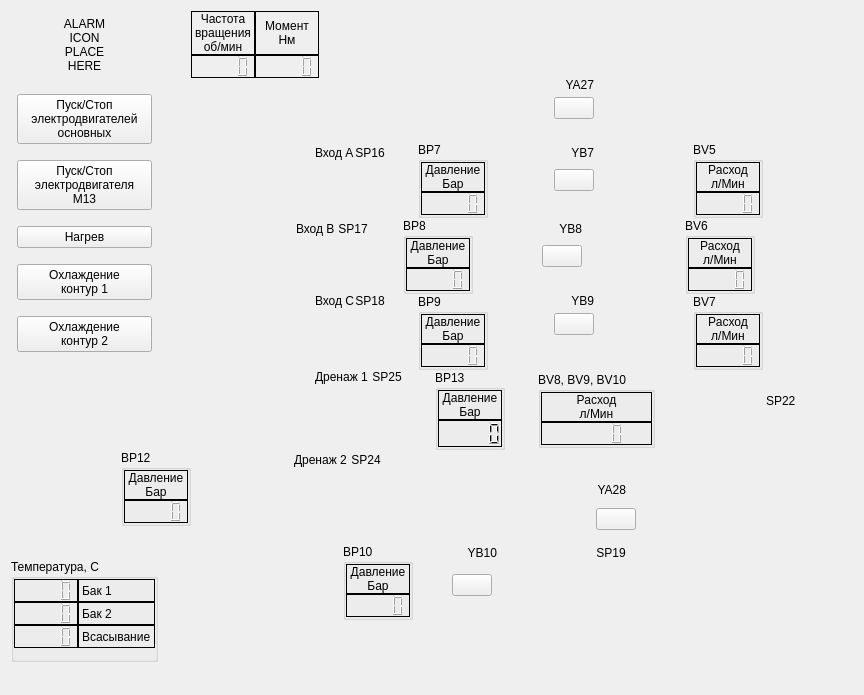
Above: pumps_manual_control.ui from firef0xff/SSHGS01 before the change. Below: the same form after it.
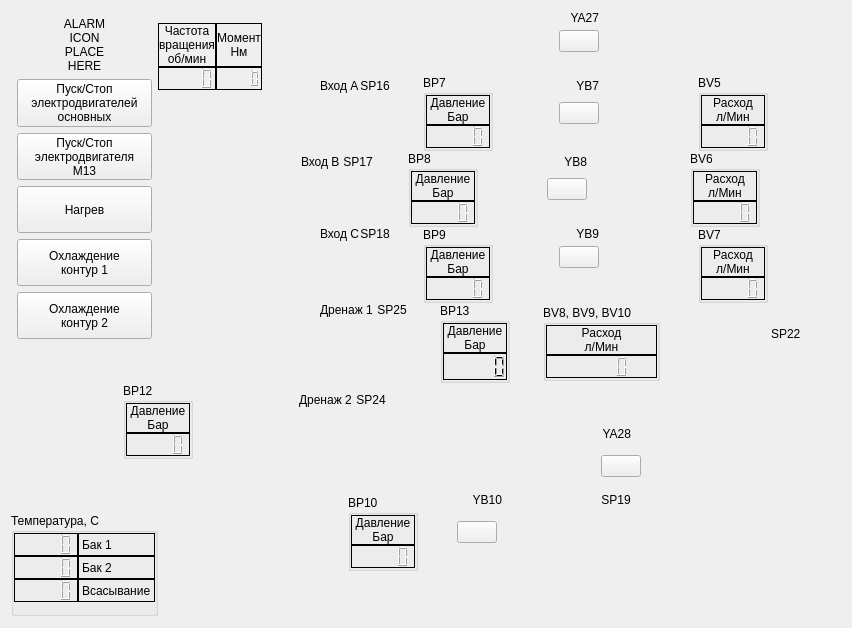
That is the form after the change. Icons and pictures are not drawn.

Commit message:
добавил iss скрипт под контроль версий, организовал соместимую сборку для XP. отладка интерфейса
1ч

```diff
--- a/pumps_manual_control.ui
+++ b/pumps_manual_control.ui
@@ -6,8 +6,8 @@
    <rect>
     <x>0</x>
     <y>0</y>
-    <width>864</width>
-    <height>695</height>
+    <width>852</width>
+    <height>628</height>
    </rect>
   </property>
   <property name="windowTitle">
@@ -31,23 +31,81 @@
      <property name="spacing">
       <number>0</number>
      </property>
-     <item row="4" column="3">
-      <spacer name="verticalSpacer_5">
-       <property name="orientation">
-        <enum>Qt::Vertical</enum>
+     <item row="2" column="2" colspan="3">
+      <layout class="QGridLayout" name="MainEngineStat">
+       <property name="spacing">
+        <number>0</number>
        </property>
-       <property name="sizeType">
-        <enum>QSizePolicy::Expanding</enum>
-       </property>
-       <property name="sizeHint" stdset="0">
-        <size>
-         <width>10</width>
-         <height>80</height>
-        </size>
-       </property>
-      </spacer>
+       <item row="0" column="1">
+        <widget class="QLabel" name="label_7">
+         <property name="sizePolicy">
+          <sizepolicy hsizetype="Preferred" vsizetype="Preferred">
+           <horstretch>0</horstretch>
+           <verstretch>0</verstretch>
+          </sizepolicy>
+         </property>
+         <property name="frameShape">
+          <enum>QFrame::Box</enum>
+         </property>
+         <property name="text">
+          <string>Момент
+Нм</string>
+         </property>
+         <property name="alignment">
+          <set>Qt::AlignCenter</set>
+         </property>
+        </widget>
+       </item>
+       <item row="0" column="0">
+        <widget class="QLabel" name="label_10">
+         <property name="sizePolicy">
+          <sizepolicy hsizetype="Preferred" vsizetype="Preferred">
+           <horstretch>0</horstretch>
+           <verstretch>0</verstretch>
+          </sizepolicy>
+         </property>
+         <property name="frameShape">
+          <enum>QFrame::Box</enum>
+         </property>
+         <property name="text">
+          <string>Частота
+вращения
+об/мин</string>
+         </property>
+         <property name="alignment">
+          <set>Qt::AlignCenter</set>
+         </property>
+        </widget>
+       </item>
+       <item row="1" column="0">
+        <widget class="QLCDNumber" name="lcdNumber_5">
+         <property name="sizePolicy">
+          <sizepolicy hsizetype="Preferred" vsizetype="Fixed">
+           <horstretch>0</horstretch>
+           <verstretch>0</verstretch>
+          </sizepolicy>
+         </property>
+         <property name="frameShadow">
+          <enum>QFrame::Plain</enum>
+         </property>
+        </widget>
+       </item>
+       <item row="1" column="1">
+        <widget class="QLCDNumber" name="lcdNumber_6">
+         <property name="sizePolicy">
+          <sizepolicy hsizetype="Preferred" vsizetype="Preferred">
+           <horstretch>0</horstretch>
+           <verstretch>0</verstretch>
+          </sizepolicy>
+         </property>
+         <property name="frameShadow">
+          <enum>QFrame::Plain</enum>
+         </property>
+        </widget>
+       </item>
+      </layout>
      </item>
-     <item row="6" column="3" rowspan="2">
+     <item row="5" column="3" rowspan="2">
       <widget class="QLabel" name="label_67">
        <property name="sizePolicy">
         <sizepolicy hsizetype="Fixed" vsizetype="Fixed">
@@ -75,7 +133,7 @@
        </property>
       </widget>
      </item>
-     <item row="10" column="6">
+     <item row="9" column="6">
       <layout class="QGridLayout" name="INP_C">
        <property name="spacing">
         <number>0</number>
@@ -536,7 +594,7 @@
        </item>
       </layout>
      </item>
-     <item row="9" column="3" rowspan="6">
+     <item row="8" column="3" rowspan="7">
       <widget class="QLabel" name="label_9">
        <property name="sizePolicy">
         <sizepolicy hsizetype="Fixed" vsizetype="Expanding">
@@ -558,7 +616,7 @@
        </property>
       </widget>
      </item>
-     <item row="8" column="2">
+     <item row="7" column="2">
       <widget class="QLabel" name="label_8">
        <property name="sizePolicy">
         <sizepolicy hsizetype="Fixed" vsizetype="Fixed">
@@ -580,7 +638,7 @@
        </property>
       </widget>
      </item>
-     <item row="12" column="5" rowspan="5" colspan="2">
+     <item row="11" column="5" rowspan="6" colspan="2">
       <layout class="QGridLayout" name="Control">
        <property name="spacing">
         <number>0</number>
@@ -790,7 +848,7 @@
        <item row="2" column="12">
         <widget class="QLabel" name="label_144">
          <property name="sizePolicy">
-          <sizepolicy hsizetype="Fixed" vsizetype="Preferred">
+          <sizepolicy hsizetype="Preferred" vsizetype="Preferred">
            <horstretch>0</horstretch>
            <verstretch>0</verstretch>
           </sizepolicy>
@@ -1195,7 +1253,7 @@
        <item row="4" column="7">
         <widget class="QLabel" name="label_134">
          <property name="sizePolicy">
-          <sizepolicy hsizetype="Fixed" vsizetype="Preferred">
+          <sizepolicy hsizetype="Preferred" vsizetype="Preferred">
            <horstretch>0</horstretch>
            <verstretch>0</verstretch>
           </sizepolicy>
@@ -1287,7 +1345,7 @@
        </item>
       </layout>
      </item>
-     <item row="5" column="3">
+     <item row="4" column="3">
       <widget class="QLabel" name="label_96">
        <property name="sizePolicy">
         <sizepolicy hsizetype="Fixed" vsizetype="Fixed">
@@ -1309,7 +1367,7 @@
        </property>
       </widget>
      </item>
-     <item row="12" column="1" rowspan="2" colspan="2">
+     <item row="11" column="1" rowspan="2" colspan="2">
       <widget class="QGroupBox" name="BP12_11">
        <property name="sizePolicy">
         <sizepolicy hsizetype="Preferred" vsizetype="Fixed">
@@ -1363,7 +1421,7 @@
        </layout>
       </widget>
      </item>
-     <item row="3" column="8">
+     <item row="2" column="7">
       <spacer name="horizontalSpacer_10">
        <property name="orientation">
         <enum>Qt::Horizontal</enum>
@@ -1392,7 +1450,7 @@
        </property>
       </spacer>
      </item>
-     <item row="11" column="6">
+     <item row="10" column="6">
       <layout class="QGridLayout" name="D1">
        <property name="spacing">
         <number>0</number>
@@ -1778,7 +1836,7 @@
        </property>
       </widget>
      </item>
-     <item row="2" column="6" rowspan="5">
+     <item row="1" column="6" rowspan="5">
       <layout class="QGridLayout" name="INP_A">
        <property name="spacing">
         <number>0</number>
@@ -2366,7 +2424,7 @@
        </item>
       </layout>
      </item>
-     <item row="7" column="5" rowspan="3" colspan="2">
+     <item row="6" column="5" rowspan="3" colspan="2">
       <layout class="QGridLayout" name="INP_B">
        <property name="spacing">
         <number>0</number>
@@ -2837,29 +2895,7 @@
        </item>
       </layout>
      </item>
-     <item row="14" column="2">
-      <widget class="QLabel" name="label_42">
-       <property name="sizePolicy">
-        <sizepolicy hsizetype="Preferred" vsizetype="Fixed">
-         <horstretch>0</horstretch>
-         <verstretch>0</verstretch>
-        </sizepolicy>
-       </property>
-       <property name="minimumSize">
-        <size>
-         <width>33</width>
-         <height>33</height>
-        </size>
-       </property>
-       <property name="styleSheet">
-        <string notr="true">border-image: url(:/img/Endl(32x32).png);</string>
-       </property>
-       <property name="text">
-        <string/>
-       </property>
-      </widget>
-     </item>
-     <item row="10" column="5">
+     <item row="9" column="5">
       <spacer name="horizontalSpacer_5">
        <property name="orientation">
         <enum>Qt::Horizontal</enum>
@@ -2875,107 +2911,7 @@
        </property>
       </spacer>
      </item>
-     <item row="0" column="3" colspan="5">
-      <layout class="QHBoxLayout" name="horizontalLayout_2">
-       <property name="spacing">
-        <number>6</number>
-       </property>
-       <property name="rightMargin">
-        <number>0</number>
-       </property>
-       <item>
-        <layout class="QGridLayout" name="MainEngineStat">
-         <property name="spacing">
-          <number>0</number>
-         </property>
-         <item row="0" column="1">
-          <widget class="QLabel" name="label_7">
-           <property name="sizePolicy">
-            <sizepolicy hsizetype="Preferred" vsizetype="Preferred">
-             <horstretch>0</horstretch>
-             <verstretch>0</verstretch>
-            </sizepolicy>
-           </property>
-           <property name="frameShape">
-            <enum>QFrame::Box</enum>
-           </property>
-           <property name="text">
-            <string>Момент
-Нм</string>
-           </property>
-           <property name="alignment">
-            <set>Qt::AlignCenter</set>
-           </property>
-          </widget>
-         </item>
-         <item row="0" column="0">
-          <widget class="QLabel" name="label_10">
-           <property name="sizePolicy">
-            <sizepolicy hsizetype="Preferred" vsizetype="Preferred">
-             <horstretch>0</horstretch>
-             <verstretch>0</verstretch>
-            </sizepolicy>
-           </property>
-           <property name="frameShape">
-            <enum>QFrame::Box</enum>
-           </property>
-           <property name="text">
-            <string>Частота
-вращения
-об/мин</string>
-           </property>
-           <property name="alignment">
-            <set>Qt::AlignCenter</set>
-           </property>
-          </widget>
-         </item>
-         <item row="1" column="0">
-          <widget class="QLCDNumber" name="lcdNumber_5">
-           <property name="sizePolicy">
-            <sizepolicy hsizetype="Preferred" vsizetype="Fixed">
-             <horstretch>0</horstretch>
-             <verstretch>0</verstretch>
-            </sizepolicy>
-           </property>
-           <property name="frameShadow">
-            <enum>QFrame::Plain</enum>
-           </property>
-          </widget>
-         </item>
-         <item row="1" column="1">
-          <widget class="QLCDNumber" name="lcdNumber_6">
-           <property name="sizePolicy">
-            <sizepolicy hsizetype="Preferred" vsizetype="Preferred">
-             <horstretch>0</horstretch>
-             <verstretch>0</verstretch>
-            </sizepolicy>
-           </property>
-           <property name="frameShadow">
-            <enum>QFrame::Plain</enum>
-           </property>
-          </widget>
-         </item>
-        </layout>
-       </item>
-       <item>
-        <spacer name="horizontalSpacer_8">
-         <property name="orientation">
-          <enum>Qt::Horizontal</enum>
-         </property>
-         <property name="sizeType">
-          <enum>QSizePolicy::Expanding</enum>
-         </property>
-         <property name="sizeHint" stdset="0">
-          <size>
-           <width>40</width>
-           <height>20</height>
-          </size>
-         </property>
-        </spacer>
-       </item>
-      </layout>
-     </item>
-     <item row="8" column="3">
+     <item row="7" column="3">
       <widget class="QLabel" name="label_95">
        <property name="sizePolicy">
         <sizepolicy hsizetype="Fixed" vsizetype="Fixed">
@@ -2997,7 +2933,7 @@
        </property>
       </widget>
      </item>
-     <item row="8" column="4">
+     <item row="7" column="4">
       <widget class="QLabel" name="label_62">
        <property name="sizePolicy">
         <sizepolicy hsizetype="Fixed" vsizetype="Fixed">
@@ -3019,7 +2955,7 @@
        </property>
       </widget>
      </item>
-     <item row="9" column="2" rowspan="3">
+     <item row="8" column="2" rowspan="3">
       <widget class="QLabel" name="label_100">
        <property name="sizePolicy">
         <sizepolicy hsizetype="Fixed" vsizetype="Expanding">
@@ -3069,79 +3005,6 @@
        </property>
       </widget>
      </item>
-     <item row="2" column="0" rowspan="9" colspan="2">
-      <layout class="QVBoxLayout" name="ButtonBox">
-       <property name="spacing">
-        <number>6</number>
-       </property>
-       <property name="leftMargin">
-        <number>6</number>
-       </property>
-       <property name="topMargin">
-        <number>6</number>
-       </property>
-       <property name="rightMargin">
-        <number>6</number>
-       </property>
-       <property name="bottomMargin">
-        <number>6</number>
-       </property>
-       <item>
-        <widget class="QPushButton" name="EngineStartStop">
-         <property name="text">
-          <string>Пуск/Стоп
-электродвигателей
-основных</string>
-         </property>
-        </widget>
-       </item>
-       <item>
-        <widget class="QPushButton" name="M13StartStop">
-         <property name="text">
-          <string>Пуск/Стоп
-электродвигателя
-M13</string>
-         </property>
-        </widget>
-       </item>
-       <item>
-        <widget class="QPushButton" name="Warming">
-         <property name="text">
-          <string>Нагрев</string>
-         </property>
-        </widget>
-       </item>
-       <item>
-        <widget class="QPushButton" name="Cooling1">
-         <property name="text">
-          <string>Охлаждение
-контур 1</string>
-         </property>
-        </widget>
-       </item>
-       <item>
-        <widget class="QPushButton" name="Cooling2">
-         <property name="text">
-          <string>Охлаждение
-контур 2</string>
-         </property>
-        </widget>
-       </item>
-      </layout>
-     </item>
-     <item row="0" column="0" colspan="2">
-      <widget class="QLabel" name="Alarm">
-       <property name="text">
-        <string>ALARM
-ICON
-PLACE
-HERE</string>
-       </property>
-       <property name="alignment">
-        <set>Qt::AlignCenter</set>
-       </property>
-      </widget>
-     </item>
      <item row="15" column="0" rowspan="2" colspan="2">
       <widget class="QGroupBox" name="Temperature_2">
        <property name="title">
@@ -3232,7 +3095,7 @@
        </layout>
       </widget>
      </item>
-     <item row="12" column="0">
+     <item row="11" column="0">
       <spacer name="horizontalSpacer_3">
        <property name="orientation">
         <enum>Qt::Horizontal</enum>
@@ -3245,6 +3108,160 @@
        </property>
       </spacer>
      </item>
+     <item row="13" column="2">
+      <widget class="QLabel" name="label_44">
+       <property name="sizePolicy">
+        <sizepolicy hsizetype="Preferred" vsizetype="Fixed">
+         <horstretch>0</horstretch>
+         <verstretch>0</verstretch>
+        </sizepolicy>
+       </property>
+       <property name="minimumSize">
+        <size>
+         <width>33</width>
+         <height>33</height>
+        </size>
+       </property>
+       <property name="styleSheet">
+        <string notr="true">border-image: url(:/img/Endl(32x32).png);</string>
+       </property>
+       <property name="text">
+        <string/>
+       </property>
+      </widget>
+     </item>
+     <item row="1" column="0" rowspan="10" colspan="2">
+      <layout class="QVBoxLayout" name="ButtonBox">
+       <property name="spacing">
+        <number>6</number>
+       </property>
+       <property name="leftMargin">
+        <number>6</number>
+       </property>
+       <property name="topMargin">
+        <number>6</number>
+       </property>
+       <property name="rightMargin">
+        <number>6</number>
+       </property>
+       <property name="bottomMargin">
+        <number>6</number>
+       </property>
+       <item>
+        <widget class="QLabel" name="Alarm">
+         <property name="text">
+          <string>ALARM
+ICON
+PLACE
+HERE</string>
+         </property>
+         <property name="alignment">
+          <set>Qt::AlignCenter</set>
+         </property>
+        </widget>
+       </item>
+       <item>
+        <widget class="QPushButton" name="EngineStartStop">
+         <property name="minimumSize">
+          <size>
+           <width>0</width>
+           <height>47</height>
+          </size>
+         </property>
+         <property name="text">
+          <string>Пуск/Стоп
+электродвигателей
+основных</string>
+         </property>
+        </widget>
+       </item>
+       <item>
+        <widget class="QPushButton" name="M13StartStop">
+         <property name="minimumSize">
+          <size>
+           <width>0</width>
+           <height>47</height>
+          </size>
+         </property>
+         <property name="text">
+          <string>Пуск/Стоп
+электродвигателя
+M13</string>
+         </property>
+        </widget>
+       </item>
+       <item>
+        <widget class="QPushButton" name="Warming">
+         <property name="minimumSize">
+          <size>
+           <width>0</width>
+           <height>47</height>
+          </size>
+         </property>
+         <property name="text">
+          <string>Нагрев</string>
+         </property>
+        </widget>
+       </item>
+       <item>
+        <widget class="QPushButton" name="Cooling1">
+         <property name="minimumSize">
+          <size>
+           <width>0</width>
+           <height>47</height>
+          </size>
+         </property>
+         <property name="text">
+          <string>Охлаждение
+контур 1</string>
+         </property>
+        </widget>
+       </item>
+       <item>
+        <widget class="QPushButton" name="Cooling2">
+         <property name="minimumSize">
+          <size>
+           <width>0</width>
+           <height>47</height>
+          </size>
+         </property>
+         <property name="text">
+          <string>Охлаждение
+контур 2</string>
+         </property>
+        </widget>
+       </item>
+       <item>
+        <spacer name="verticalSpacer_3">
+         <property name="orientation">
+          <enum>Qt::Vertical</enum>
+         </property>
+         <property name="sizeHint" stdset="0">
+          <size>
+           <width>20</width>
+           <height>40</height>
+          </size>
+         </property>
+        </spacer>
+       </item>
+      </layout>
+     </item>
+     <item row="1" column="5" rowspan="3">
+      <spacer name="verticalSpacer_5">
+       <property name="orientation">
+        <enum>Qt::Vertical</enum>
+       </property>
+       <property name="sizeType">
+        <enum>QSizePolicy::Expanding</enum>
+       </property>
+       <property name="sizeHint" stdset="0">
+        <size>
+         <width>10</width>
+         <height>80</height>
+        </size>
+       </property>
+      </spacer>
+     </item>
     </layout>
    </item>
    <item row="0" column="2">
```
The commit also changes 1 other file.
